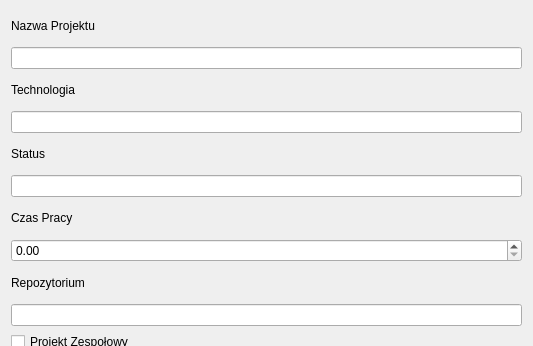
This is Manager_projektow/addprojectdialog.ui in WiktoriaOpalinska1/System-zarzadzania-projektami as Qt 5 draws it before an edit; both pictures show x 0 to 533 and y 0 to 346 of the 533 by 519 pixel window. The edited form follows.
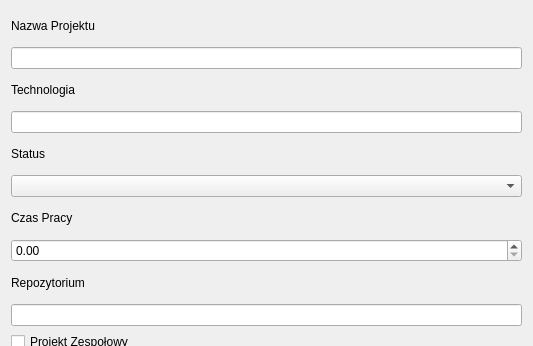
This is the edited form.

Commit message: Change status option for ComboBox

The edit to the form file:
```diff
--- a/Manager_projektow/addprojectdialog.ui
+++ b/Manager_projektow/addprojectdialog.ui
@@ -42,7 +42,7 @@
     </widget>
    </item>
    <item>
-    <widget class="QLineEdit" name="statusLineEdit"/>
+    <widget class="QComboBox" name="statusComboBox"/>
    </item>
    <item>
     <widget class="QLabel" name="label_4">
```
The commit also changes 2 other files.
